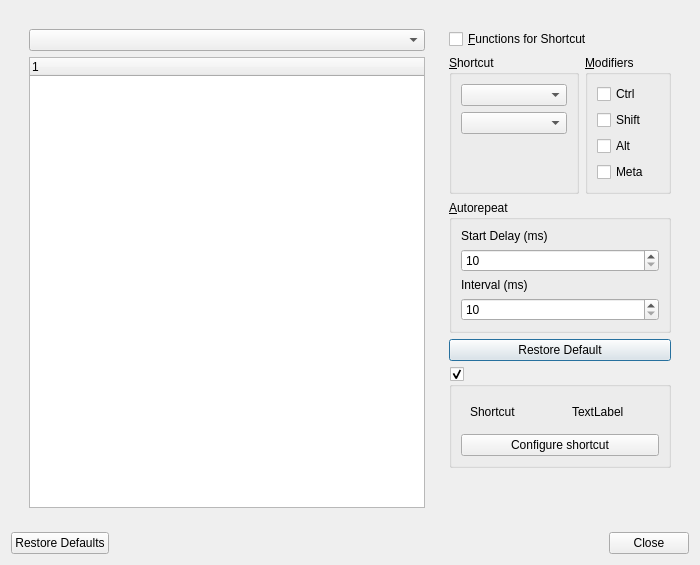
This is src/traverso/ui/ShortcutEditorDialog.ui in ErwanLegrand/Traverso-DAW as Qt 5 draws it before an edit. The edited form follows.
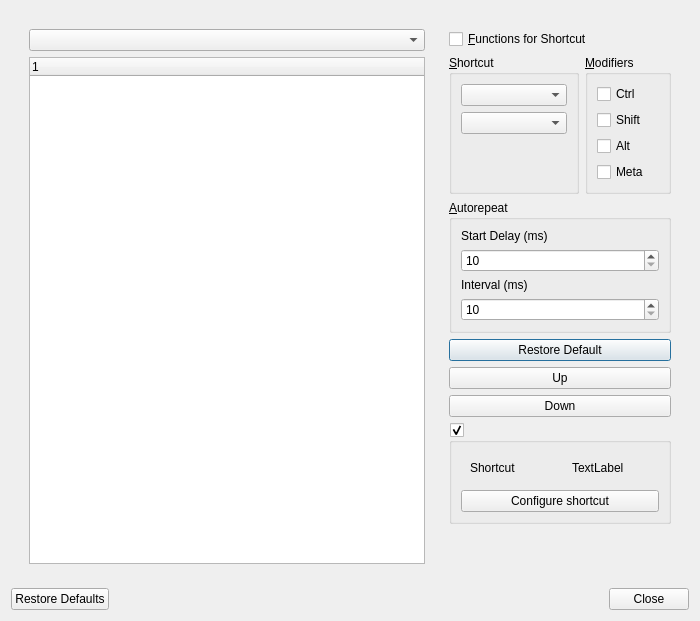
This is the edited form.

Commit message: updated sort order of shortcuts

The edit to the form file:
```diff
--- a/src/traverso/ui/ShortcutEditorDialog.ui
+++ b/src/traverso/ui/ShortcutEditorDialog.ui
@@ -7,7 +7,7 @@
     <x>0</x>
     <y>0</y>
     <width>700</width>
-    <height>510</height>
+    <height>566</height>
    </rect>
   </property>
   <property name="windowTitle">
@@ -195,6 +195,20 @@
            </property>
           </widget>
          </item>
+         <item>
+          <widget class="QPushButton" name="upPushButton">
+           <property name="text">
+            <string>Up</string>
+           </property>
+          </widget>
+         </item>
+         <item>
+          <widget class="QPushButton" name="downPushButton">
+           <property name="text">
+            <string>Down</string>
+           </property>
+          </widget>
+         </item>
          <item>
           <widget class="QGroupBox" name="baseFunctionGroupBox">
            <property name="title">
```
The commit also changes 17 other files.
